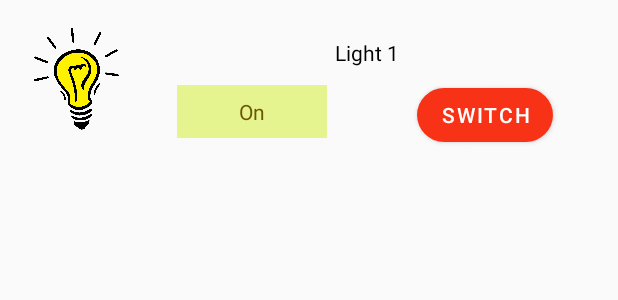
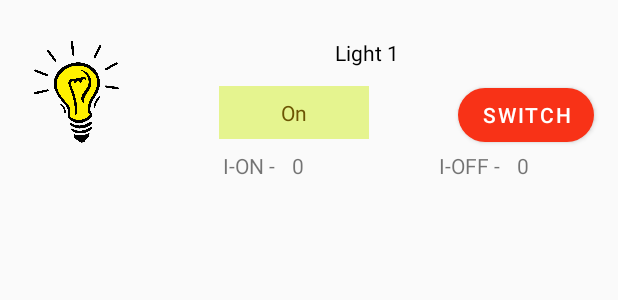
Before and after one commit to siddhantdrk/LiT--Automated-Light-Management-System, an Android app: the layout control_lights_item.xml on its own in the app's theme, with its tools: preview values and no code run, on a phone screen of 412 x 824 dp. Shown: the top 300 px of the screen. Run offline under Robolectric (Android 15) with nearby library versions, the phone set to English and light mode, and no system bars.

Commit message:
controllights item edited

```diff
--- a/LiT/app/src/main/res/layout/control_lights_item.xml
+++ b/LiT/app/src/main/res/layout/control_lights_item.xml
@@ -43,7 +43,9 @@
             android:textColor="#6C5503"
             app:layout_constraintStart_toEndOf="@+id/bulb"
             app:layout_constraintTop_toBottomOf="@+id/light_name"
-            android:layout_marginStart="32dp"
+            app:layout_constraintBottom_toTopOf="@id/impressionValueContainer"
+            app:layout_constraintEnd_toStartOf="@id/switch_btn"
+            android:layout_marginStart="16dp"
             android:padding="8dp"
             android:layout_marginEnd="16dp"/>
 
@@ -51,12 +53,69 @@
             android:id="@+id/switch_btn"
             android:layout_width="wrap_content"
             android:layout_height="match_parent"
-            app:layout_constraintStart_toEndOf="@id/light_status"
             app:layout_constraintTop_toBottomOf="@id/light_name"
             app:cornerRadius="32dp"
             android:layout_marginStart="16dp"
             app:layout_constraintEnd_toEndOf="parent"
+            app:layout_constraintBottom_toTopOf="@id/impressionValueContainer"
             android:text="Switch"
-            app:backgroundTint="#F83217"/>
+            app:backgroundTint="#F83217"
+            android:layout_marginEnd="16dp"/>
+
+        <LinearLayout
+            android:id="@+id/impressionValueContainer"
+            android:layout_width="0dp"
+            android:layout_height="match_parent"
+            android:orientation="horizontal"
+            app:layout_constraintStart_toEndOf="@id/bulb"
+            app:layout_constraintTop_toBottomOf="@id/light_status"
+            app:layout_constraintEnd_toEndOf="parent"
+            app:layout_constraintBottom_toBottomOf="parent"
+            android:layout_marginStart="16dp"
+            android:layout_marginTop="8dp"
+            android:layout_marginEnd="16dp">
+
+                <LinearLayout
+                    android:layout_width="match_parent"
+                    android:layout_height="match_parent"
+                    android:orientation="horizontal"
+                    android:layout_weight="1"
+                    android:layout_gravity="center_horizontal"
+                    android:gravity="center">
+
+                        <TextView
+                            android:layout_width="wrap_content"
+                            android:layout_height="wrap_content"
+                            android:text="I-ON - "
+                            android:layout_marginEnd="8dp"/>
+
+                        <TextView
+                            android:id="@+id/impressionOnValue"
+                            android:layout_width="wrap_content"
+                            android:layout_height="wrap_content"
+                            android:text="0" />
+                </LinearLayout>
+
+                <LinearLayout
+                    android:layout_width="match_parent"
+                    android:layout_height="match_parent"
+                    android:orientation="horizontal"
+                    android:layout_weight="1"
+                    android:layout_gravity="center_horizontal"
+                    android:gravity="center">
+
+                        <TextView
+                            android:layout_width="wrap_content"
+                            android:layout_height="wrap_content"
+                            android:text="I-OFF - "
+                            android:layout_marginEnd="8dp"/>
+
+                        <TextView
+                            android:id="@+id/impressionOffValue"
+                            android:layout_width="wrap_content"
+                            android:layout_height="wrap_content"
+                            android:text="0"/>
+                </LinearLayout>
+        </LinearLayout>
 
 </androidx.constraintlayout.widget.ConstraintLayout>
```
